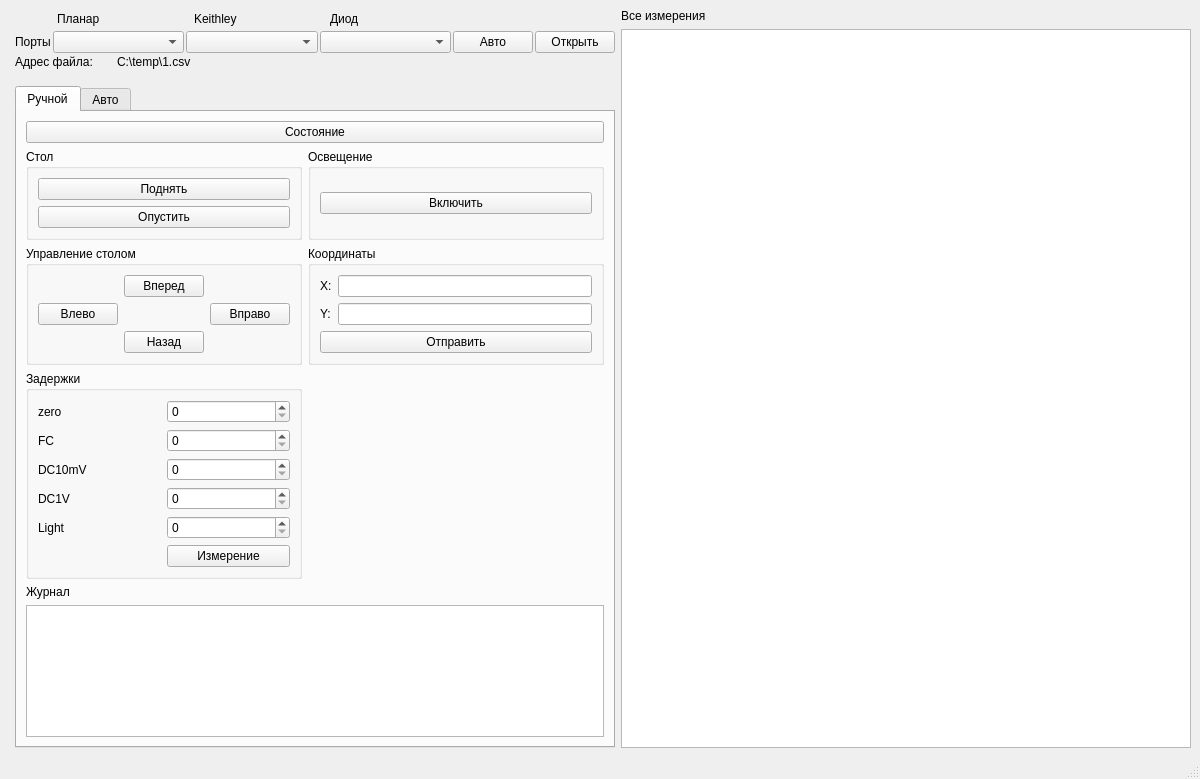
This is mainwindow.ui in NatiBampo/ZondCOM as Qt 5 draws it before an edit. The edited form follows.
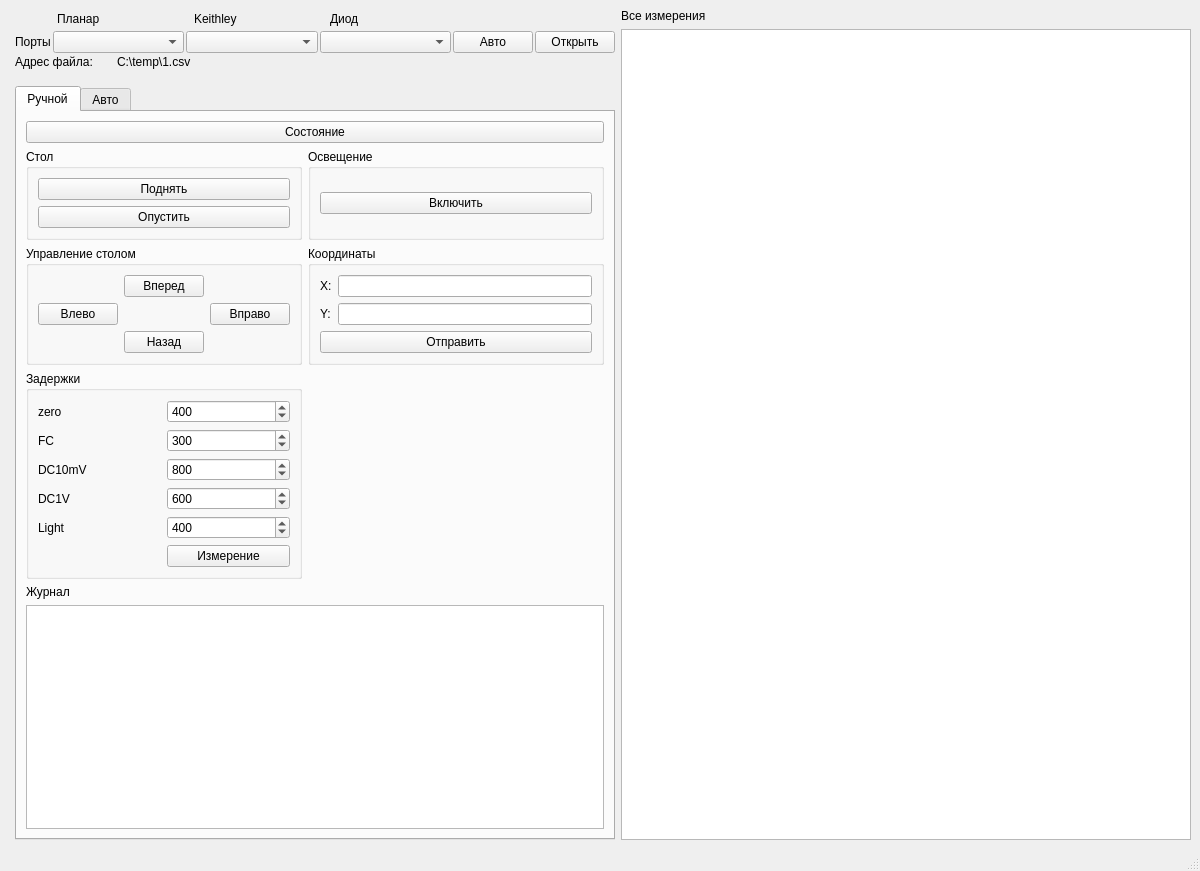
This is the edited form.

The edit to the form file:
```diff
--- a/mainwindow.ui
+++ b/mainwindow.ui
@@ -7,7 +7,7 @@
     <x>0</x>
     <y>0</y>
     <width>1200</width>
-    <height>779</height>
+    <height>871</height>
    </rect>
   </property>
   <property name="sizePolicy">
@@ -439,7 +439,17 @@
               </widget>
              </item>
              <item row="0" column="1">
-              <widget class="QSpinBox" name="zeroSpinBox"/>
+              <widget class="QSpinBox" name="zeroSpinBox">
+               <property name="maximum">
+                <number>5000</number>
+               </property>
+               <property name="singleStep">
+                <number>100</number>
+               </property>
+               <property name="value">
+                <number>400</number>
+               </property>
+              </widget>
              </item>
              <item row="1" column="0">
               <widget class="QLabel" name="label_32">
@@ -449,7 +459,17 @@
               </widget>
              </item>
              <item row="1" column="1">
-              <widget class="QSpinBox" name="FCSpinBox"/>
+              <widget class="QSpinBox" name="FCSpinBox">
+               <property name="maximum">
+                <number>5000</number>
+               </property>
+               <property name="singleStep">
+                <number>100</number>
+               </property>
+               <property name="value">
+                <number>300</number>
+               </property>
+              </widget>
              </item>
              <item row="2" column="0">
               <widget class="QLabel" name="label_33">
@@ -459,7 +479,17 @@
               </widget>
              </item>
              <item row="2" column="1">
-              <widget class="QSpinBox" name="DC10spinBox"/>
+              <widget class="QSpinBox" name="DC10spinBox">
+               <property name="maximum">
+                <number>5000</number>
+               </property>
+               <property name="singleStep">
+                <number>100</number>
+               </property>
+               <property name="value">
+                <number>800</number>
+               </property>
+              </widget>
              </item>
              <item row="3" column="0">
               <widget class="QLabel" name="label_34">
@@ -469,7 +499,17 @@
               </widget>
              </item>
              <item row="3" column="1">
-              <widget class="QSpinBox" name="DC1VSpinBox"/>
+              <widget class="QSpinBox" name="DC1VSpinBox">
+               <property name="maximum">
+                <number>5000</number>
+               </property>
+               <property name="singleStep">
+                <number>100</number>
+               </property>
+               <property name="value">
+                <number>600</number>
+               </property>
+              </widget>
              </item>
              <item row="4" column="0">
               <widget class="QLabel" name="label_35">
@@ -479,7 +519,17 @@
               </widget>
              </item>
              <item row="4" column="1">
-              <widget class="QSpinBox" name="lightSpinBox"/>
+              <widget class="QSpinBox" name="lightSpinBox">
+               <property name="maximum">
+                <number>5000</number>
+               </property>
+               <property name="singleStep">
+                <number>100</number>
+               </property>
+               <property name="value">
+                <number>400</number>
+               </property>
+              </widget>
              </item>
              <item row="5" column="1">
               <widget class="QPushButton" name="measure2pushButton">
```
